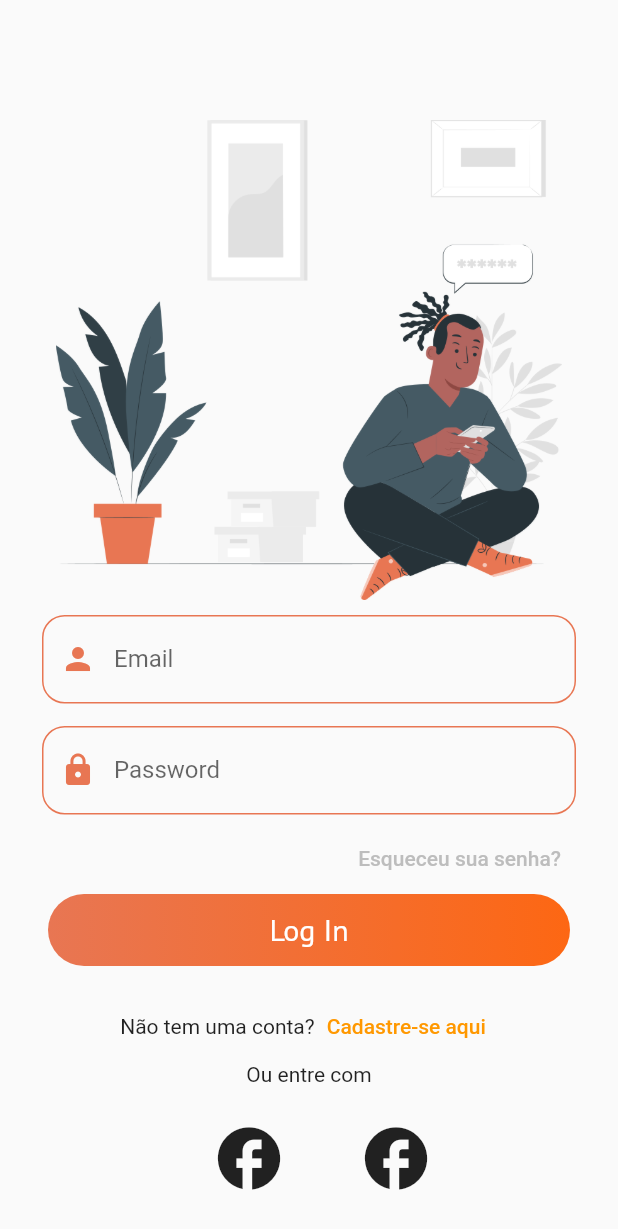
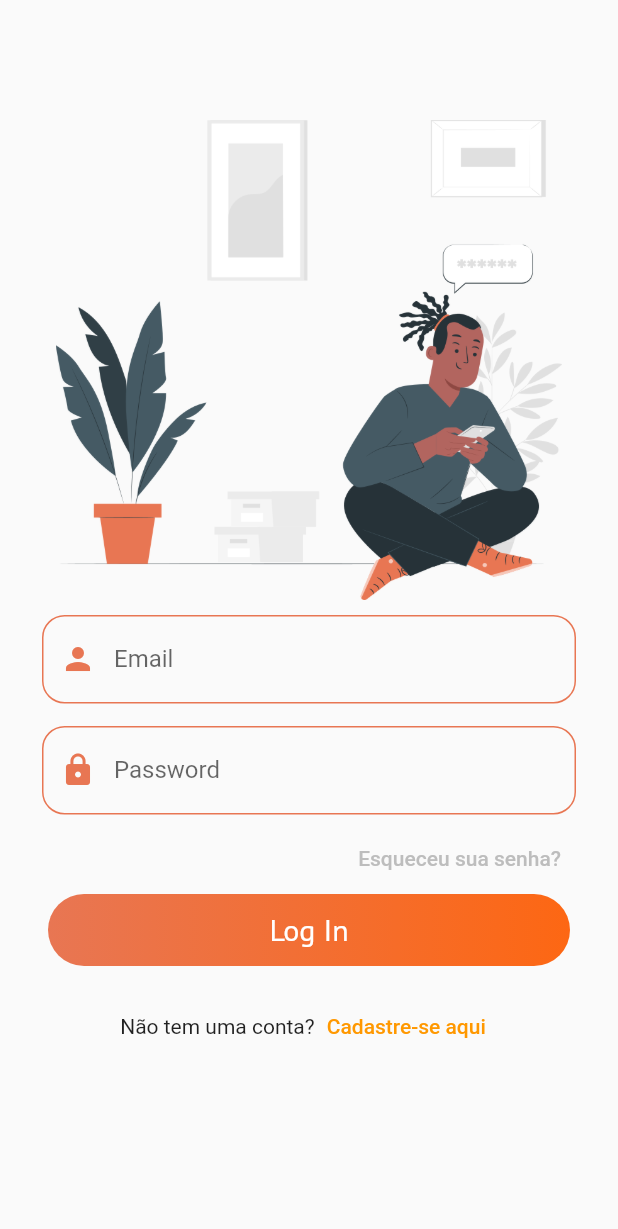
Before and after one commit to gabriel-kohler/login-page-with-clean-arch, a Flutter app: the screen it shows after launch, after a tap on "Sign In", on a phone screen of 412 x 824 dp. Shown: the top 1229 px of the screen. Run offline on Flutter 3.47's test engine with Material 2 defaults, Android fonts, the phone set to English and light mode, and no system bars; our stand-ins replace google_fonts.

Commit message:
refactor(*): refactor in main layer and ui files

```diff
--- /dev/null
+++ b/lib/main/main.dart
@@ -0,0 +1,7 @@
+import 'package:flutter/material.dart';
+
+import '/ui/components/components.dart';
+
+void main() {
+  runApp(App());
+}
--- a/lib/main.dart
+++ b/lib/ui/components/app.dart
@@ -1,17 +1,14 @@
 import 'package:flutter/material.dart';
-import 'package:login_page_with_mobx/ui/pages/login_page.dart';
-import 'package:login_page_with_mobx/ui/pages/welcome_page.dart';
-import 'package:login_page_with_mobx/utils/app_routes.dart';
 
-void main() {
-  runApp(MyApp());
-}
+import '/utils/utils.dart';
 
-class MyApp extends StatelessWidget {
+import '/ui/pages/pages.dart';
+
+class App extends StatelessWidget {
   @override
   Widget build(BuildContext context) {
     return MaterialApp(
-      title: 'Flutter Demo',
+      title: 'Flutter Auth with Clean arch, using unit tests and design patterns',
       debugShowCheckedModeBanner: false,
       theme: ThemeData(
         primarySwatch: Colors.orange,
--- /dev/null
+++ b/lib/ui/components/components.dart
@@ -0,0 +1,2 @@
+export 'app.dart';
+export 'login_form.dart';
--- a/lib/ui/components/login_form.dart
+++ b/lib/ui/components/login_form.dart
@@ -1,4 +1,5 @@
 import 'package:flutter/material.dart';
+
 import 'package:google_fonts/google_fonts.dart';
 
 class LoginForm extends StatelessWidget {
--- a/lib/ui/pages/login_page.dart
+++ b/lib/ui/pages/login/login_page.dart
@@ -1,5 +1,6 @@
 import 'package:flutter/material.dart';
-import 'package:login_page_with_mobx/ui/components/login_form.dart';
+
+import '/ui/components/components.dart';
 
 class LoginPage extends StatelessWidget {
   @override
@@ -31,34 +32,34 @@ class LoginPage extends StatelessWidget {
                   ),
                 ],
               ),
-              Text('Ou entre com'),
-              Row(
-                mainAxisAlignment: MainAxisAlignment.center,
-                children: [
-                  Container(
-                    margin: const EdgeInsets.symmetric(
-                        horizontal: 25, vertical: 15),
-                    child: IconButton(
-                      onPressed: () {},
-                      icon: Icon(
-                        Icons.facebook,
-                        size: 50,
-                      ),
-                    ),
-                  ),
-                  Container(
-                    margin: const EdgeInsets.symmetric(
-                        horizontal: 25, vertical: 15),
-                    child: IconButton(
-                      onPressed: () {},
-                      icon: Icon(
-                        Icons.facebook,
-                        size: 50,
-                      ),
-                    ),
-                  ),
-                ],
-              ),
+              // Text('Ou entre com'),
+              // Row(
+              //   mainAxisAlignment: MainAxisAlignment.center,
+              //   children: [
+              //     Container(
+              //       margin: const EdgeInsets.symmetric(
+              //           horizontal: 25, vertical: 15),
+              //       child: IconButton(
+              //         onPressed: () {},
+              //         icon: Icon(
+              //           Icons.facebook,
+              //           size: 50,
+              //         ),
+              //       ),
+              //     ),
+              //     Container(
+              //       margin: const EdgeInsets.symmetric(
+              //           horizontal: 25, vertical: 15),
+              //       child: IconButton(
+              //         onPressed: () {},
+              //         icon: Icon(
+              //           Icons.facebook,
+              //           size: 50,
+              //         ),
+              //       ),
+              //     ),
+              //   ],
+              // ),
             ],
           ),
         ),
--- /dev/null
+++ b/lib/ui/pages/pages.dart
@@ -0,0 +1,2 @@
+export 'welcome_page.dart';
+export 'login/login_page.dart';
--- a/lib/ui/pages/welcome_page.dart
+++ b/lib/ui/pages/welcome_page.dart
@@ -18,15 +18,16 @@ class WelcomePage extends StatelessWidget {
         child: Form(
           child: Column(
             mainAxisAlignment: MainAxisAlignment.center,
+            crossAxisAlignment: CrossAxisAlignment.center,
             children: [
               Container(
-                alignment: Alignment.centerLeft,
+                alignment: Alignment.center,
                 padding: EdgeInsets.only(
-                  left: 30,
+                  top: 30,
                   bottom: 30,
                 ),
                 child: Text(
-                  'Welcome!',
+                  'Bem-vindo!',
                   style: GoogleFonts.sourceCodePro(
                     fontSize: 50,
                   ),
@@ -34,6 +35,8 @@ class WelcomePage extends StatelessWidget {
               ),
               Center(
                 child: Container(
+                  alignment: Alignment.centerRight,
+                  padding: EdgeInsets.only(right: 17),
                   height: 400,
                   child: Image.asset('assets/img/imgwelcome.png'),
                 ),
@@ -52,7 +55,8 @@ class WelcomePage extends StatelessWidget {
                   borderRadius: BorderRadius.circular(30),
                 ),
                 child: InkWell(
-                  onTap: () => Navigator.of(context).pushNamed(AppRoutes.LOGIN_PAGE),
+                  onTap: () =>
+                      Navigator.of(context).pushNamed(AppRoutes.LOGIN_PAGE),
                   child: Center(
                     child: Text(
                       'Sign In',
--- /dev/null
+++ b/lib/utils/utils.dart
@@ -0,0 +1 @@
+export 'app_routes.dart';
```
Also changed, not shown: lib/ui/pages/login/login_presenter.dart (added).
